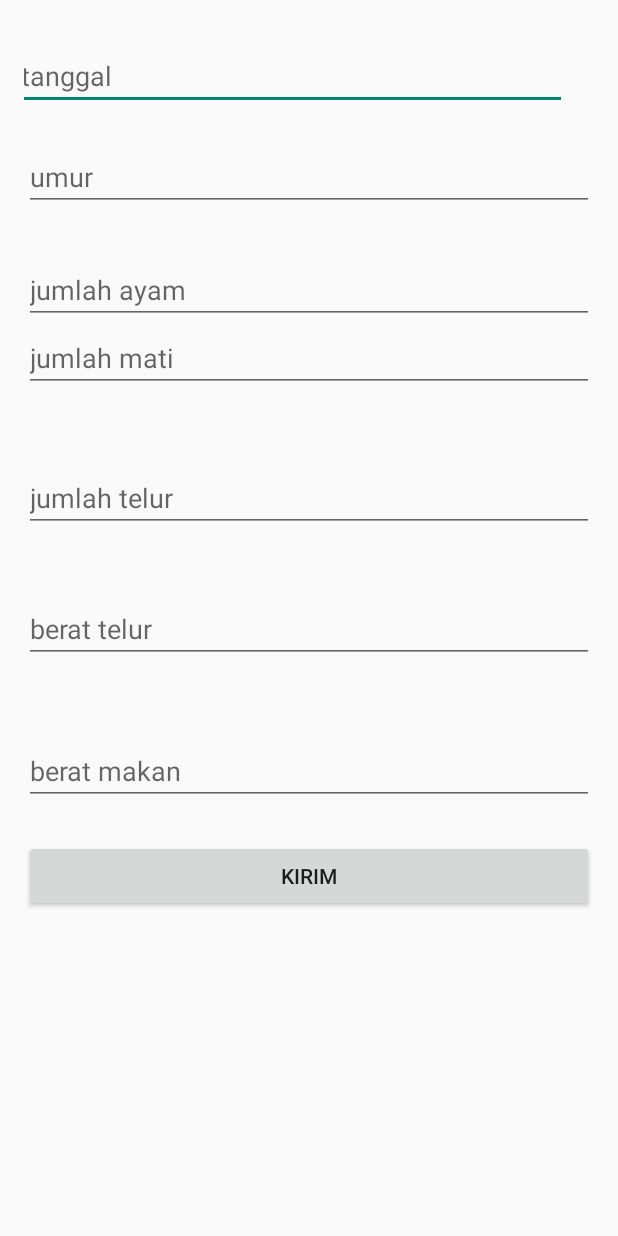
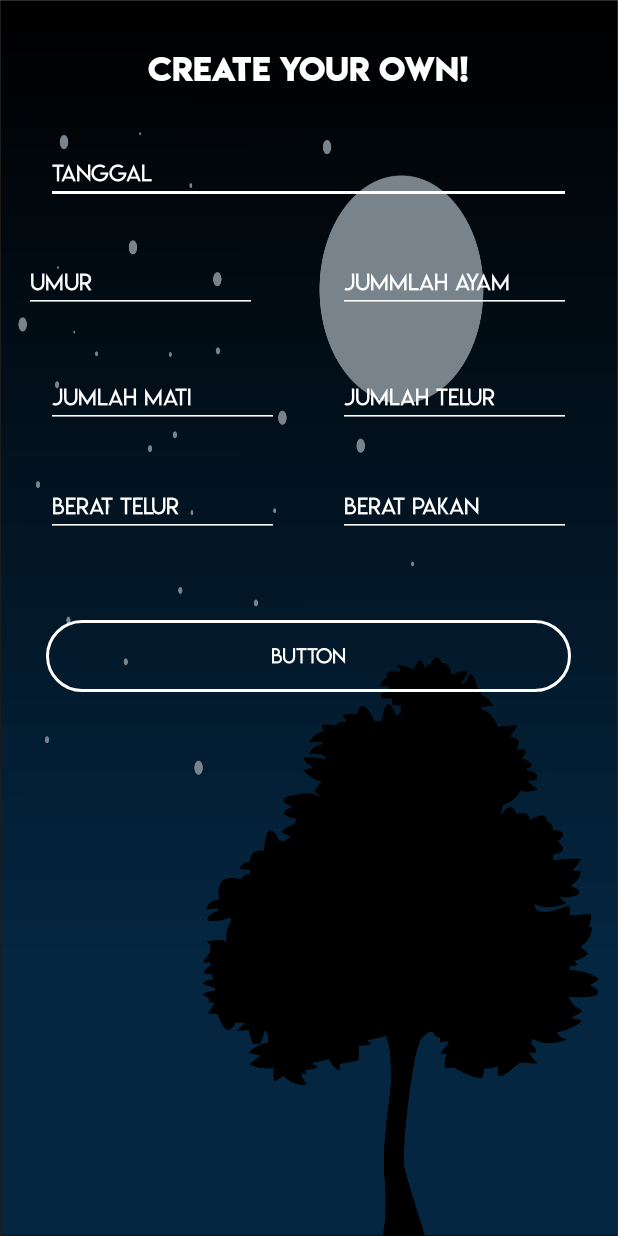
Before and after one commit to rhesaav/FarmGo, an Android app: the layout activity_input_data.xml on its own in the app's theme, with its tools: preview values and no code run, on a phone screen of 412 x 824 dp. Run offline under Robolectric (Android 15) with nearby library versions, the phone set to English and light mode, and no system bars.

Commit message:
+ editing the layout input

```diff
--- a/app/src/main/java/id/sch/smktelkom_mlg/afinal/xirpl1052029/farmgo/InputData.java
+++ b/app/src/main/java/id/sch/smktelkom_mlg/afinal/xirpl1052029/farmgo/InputData.java
@@ -9,7 +9,6 @@ import android.widget.EditText;
 import android.widget.Toast;
 
 import com.google.firebase.database.DatabaseReference;
-import com.google.firebase.database.FirebaseDatabase;
 
 /**
  * Created by haniivn on 4/29/2018.
@@ -27,15 +26,6 @@ public class InputData extends AppCompatActivity {
         super.onCreate(savedInstanceState);
         setContentView(R.layout.activity_input_data);
 
-        eTanggal = findViewById(R.id.etanggal);
-        eUmur = findViewById(R.id.umur);
-        eJayam = findViewById(R.id.jayam);
-        eJmati = findViewById(R.id.jmati);
-        eJtelur = findViewById(R.id.jtelur);
-        eBtelur = findViewById(R.id.btelur);
-        eBmakan = findViewById(R.id.bmakan);
-        bttnKirim = findViewById(R.id.kirim);
-        databaseCabang1 = FirebaseDatabase.getInstance().getReference("Cabang1");
 
         bttnKirim.setOnClickListener(new View.OnClickListener() {
             @Override
--- a/app/src/main/res/layout/activity_input_data.xml
+++ b/app/src/main/res/layout/activity_input_data.xml
@@ -1,81 +1,149 @@
 <?xml version="1.0" encoding="utf-8"?>
-<LinearLayout xmlns:android="http://schemas.android.com/apk/res/android"
-    xmlns:tools="http://schemas.android.com/tools"
+<RelativeLayout xmlns:android="http://schemas.android.com/apk/res/android"
     android:layout_width="match_parent"
     android:layout_height="match_parent"
-    android:gravity="center_horizontal"
-    android:orientation="vertical"
-    android:padding="16dp"
-    tools:context="id.sch.smktelkom_mlg.afinal.xirpl1052029.farmgo.InputData">
+    android:background="@drawable/bg_farmgo1">
 
     <EditText
         android:id="@+id/etanggal"
-        android:layout_width="match_parent"
+        android:layout_width="350dp"
         android:layout_height="wrap_content"
-        android:layout_alignParentStart="true"
-        android:layout_marginRight="12dp"
-        android:layout_marginTop="12dp"
-        android:hint="tanggal" />
+        android:layout_alignParentTop="true"
+        android:layout_centerHorizontal="true"
+        android:layout_marginTop="95dp"
+        android:backgroundTint="@color/cardview_light_background"
+        android:ems="10"
+        android:fontFamily="@font/lemonmilklight"
+        android:hint="Tanggal"
+        android:inputType="date"
+        android:textColor="@android:color/white"
+        android:textColorHint="@android:color/white"
+        android:textSize="15dp" />
 
     <EditText
         android:id="@+id/umur"
-        android:layout_width="match_parent"
+        android:layout_width="155dp"
         android:layout_height="wrap_content"
-        android:layout_marginTop="22dp"
-        android:hint="umur" />
+        android:layout_alignParentStart="true"
+        android:layout_below="@+id/etanggal"
+        android:layout_marginStart="16dp"
+        android:layout_marginTop="32dp"
+        android:backgroundTint="@color/cardview_light_background"
+        android:ems="10"
+        android:fontFamily="@font/lemonmilklight"
+        android:hint="Umur"
+        android:inputType="number"
+        android:textColor="@android:color/white"
+        android:textColorHint="@android:color/white"
+        android:textSize="15dp" />
 
     <EditText
         android:id="@+id/jayam"
-        android:layout_width="match_parent"
+        android:layout_width="155dp"
         android:layout_height="wrap_content"
-        android:layout_alignParentStart="true"
-        android:layout_below="@+id/jmati"
-        android:layout_marginTop="30dp"
-        android:hint="jumlah ayam" />
-
+        android:layout_alignBaseline="@+id/umur"
+        android:layout_alignBottom="@+id/umur"
+        android:layout_alignEnd="@+id/etanggal"
+        android:layout_marginTop="32dp"
+        android:backgroundTint="@color/cardview_light_background"
+        android:ems="10"
+        android:fontFamily="@font/lemonmilklight"
+        android:hint="Jummlah Ayam"
+        android:inputType="number"
+        android:textColor="@android:color/white"
+        android:textColorHint="@android:color/white"
+        android:textSize="15dp" />
 
     <EditText
         android:id="@+id/jmati"
-        android:layout_width="match_parent"
+        android:layout_width="155dp"
         android:layout_height="wrap_content"
-        android:layout_above="@+id/umur"
-        android:layout_alignParentStart="true"
-        android:layout_marginBottom="48dp"
-        android:hint="jumlah mati" />
+        android:layout_alignStart="@+id/etanggal"
+        android:layout_below="@+id/umur"
+        android:layout_marginTop="36dp"
+        android:backgroundTint="@color/cardview_light_background"
+        android:ems="10"
+        android:fontFamily="@font/lemonmilklight"
+        android:hint="Jumlah Mati"
+        android:inputType="number"
+        android:textColor="@android:color/white"
+        android:textColorHint="@android:color/white"
+        android:textSize="15dp" />
 
     <EditText
         android:id="@+id/jtelur"
-        android:layout_width="match_parent"
+        android:layout_width="155dp"
         android:layout_height="wrap_content"
-        android:layout_above="@+id/btelur"
-        android:layout_alignParentStart="true"
-        android:layout_marginBottom="42dp"
-        android:hint="jumlah telur" />
+        android:layout_alignBaseline="@+id/jmati"
+        android:layout_alignBottom="@+id/jmati"
+        android:layout_alignStart="@+id/jayam"
+        android:layout_marginTop="32dp"
+        android:backgroundTint="@color/cardview_light_background"
+        android:ems="10"
+        android:fontFamily="@font/lemonmilklight"
+        android:hint="Jumlah Telur"
+        android:inputType="number"
+        android:textColor="@android:color/white"
+        android:textColorHint="@android:color/white"
+        android:textSize="15dp" />
 
     <EditText
         android:id="@+id/btelur"
-        android:layout_width="match_parent"
+        android:layout_width="155dp"
         android:layout_height="wrap_content"
-        android:layout_above="@+id/bmakan"
-        android:layout_alignParentStart="true"
-        android:layout_marginBottom="49dp"
-        android:hint="berat telur" />
+        android:layout_alignStart="@+id/jmati"
+        android:layout_below="@+id/jmati"
+        android:layout_marginTop="32dp"
+        android:backgroundTint="@color/cardview_light_background"
+        android:ems="10"
+        android:fontFamily="@font/lemonmilklight"
+        android:hint="Berat Telur"
+        android:inputType="number"
+        android:textColor="@android:color/white"
+        android:textColorHint="@android:color/white"
+        android:textSize="15dp" />
 
     <EditText
-        android:id="@+id/bmakan"
-        android:layout_width="match_parent"
+        android:id="@+id/bpakan"
+        android:layout_width="155dp"
         android:layout_height="wrap_content"
-        android:layout_above="@+id/kirim"
-        android:layout_alignParentStart="true"
-        android:layout_marginBottom="23dp"
-        android:hint="berat makan" />
+        android:layout_above="@+id/button2"
+        android:layout_alignStart="@+id/jtelur"
+        android:layout_marginTop="32dp"
+        android:backgroundTint="@color/cardview_light_background"
+        android:ems="10"
+        android:fontFamily="@font/lemonmilklight"
+        android:hint="Berat Pakan"
+        android:inputType="number"
+        android:textColor="@android:color/white"
+        android:textColorHint="@android:color/white"
+        android:textSize="15dp" />
+
 
     <Button
-        android:id="@+id/kirim"
-        android:layout_width="match_parent"
+        android:id="@+id/button2"
+        android:layout_width="350dp"
         android:layout_height="wrap_content"
-        android:layout_alignParentBottom="true"
-        android:layout_alignParentStart="true"
-        android:text="Kirim" />
+        android:layout_below="@+id/btelur"
+        android:layout_centerHorizontal="true"
+        android:layout_marginTop="55dp"
+        android:background="@drawable/button_transparent"
+        android:fontFamily="@font/lemonmilklight"
+        android:text="Button"
+        android:textColor="@android:color/white"
 
-</LinearLayout>
+        />
+
+    <TextView
+        android:id="@+id/judul"
+        android:layout_width="wrap_content"
+        android:layout_height="wrap_content"
+        android:layout_alignParentTop="true"
+        android:layout_centerHorizontal="true"
+        android:layout_marginTop="31dp"
+        android:fontFamily="@font/lemonmilkbold"
+        android:text="Create your own!"
+        android:textColor="@android:color/white"
+        android:textSize="20dp" />
+
+</RelativeLayout>
--- a/app/src/main/res/layout/tab1.xml
+++ b/app/src/main/res/layout/tab1.xml
@@ -49,8 +49,8 @@
         android:id="@+id/editText9"
         android:layout_width="155dp"
         android:layout_height="wrap_content"
-        android:layout_alignTop="@+id/editText8"
-        android:layout_toEndOf="@+id/editText8"
+        android:layout_above="@+id/button3"
+        android:layout_alignEnd="@+id/editText7"
         android:backgroundTint="@color/cardview_light_background"
         android:ems="10"
         android:hint="Passoword"
```
